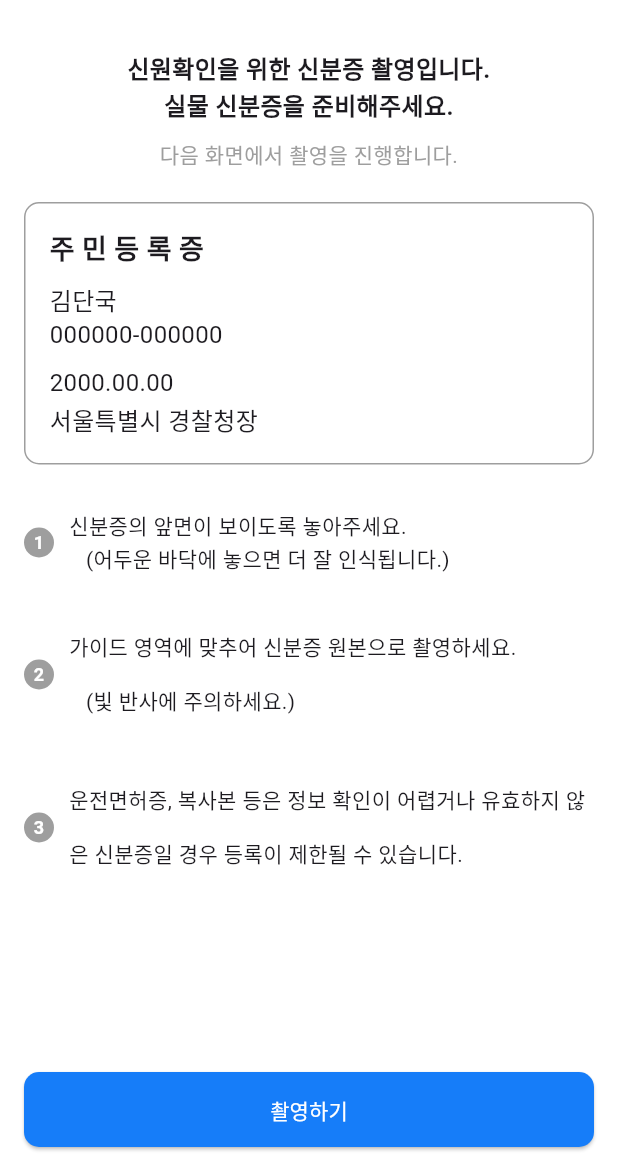
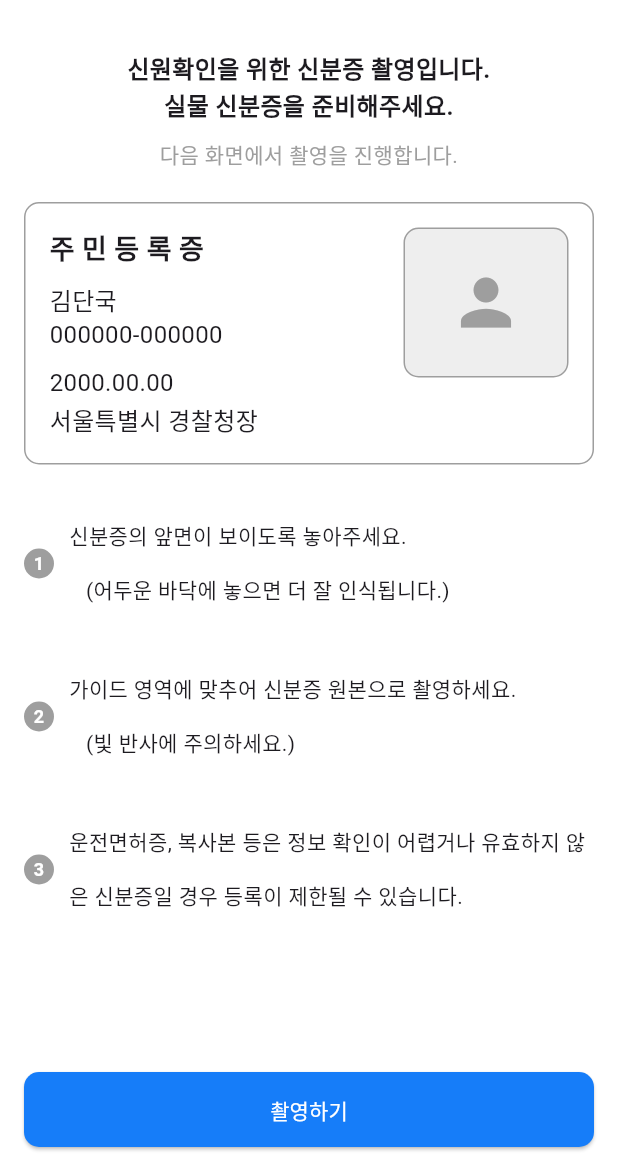
Before and after one commit to 9oormthonDKU/Frontend, a Flutter app: the IdentityVerificationView screen opened directly, on a phone screen of 412 x 824 dp, the part 65-1236 px from its top. Run offline on Flutter 3.47's test engine with Material 3 defaults, Android fonts, the phone set to English and light mode, and no system bars; our stand-ins replace image_picker, table_calendar; accounts and stored records are empty.

Commit message:
chore: 디자인 수정
chore: 디자인 블록 간격 수정

```diff
--- a/goormthonfe/lib/views/identity_verification_view.dart
+++ b/goormthonfe/lib/views/identity_verification_view.dart
@@ -85,26 +85,48 @@ class _IdentityVerificationViewState extends State<IdentityVerificationView> {
                 borderRadius: BorderRadius.circular(10),
                 border: Border.all(color: Colors.black38),
               ),
+              child: Row(
+                crossAxisAlignment: CrossAxisAlignment.start,
+                children: [
+                  Expanded(
+                    flex: 2,
                     child: Column(
                       crossAxisAlignment: CrossAxisAlignment.start,
                       children: const [
                         Text(
                           '주 민 등 록 증',
-                    style: TextStyle(fontSize: 18, fontWeight: FontWeight.bold, height: 1.5), // 행간을 넓게 설정
+                          style: TextStyle(fontSize: 18, fontWeight: FontWeight.bold, height: 1.5),
                         ),
                         SizedBox(height: 8),
                         Text(
                           '김단국\n000000-000000',
-                    style: TextStyle(fontSize: 16, height: 1.5), // 행간을 넓게 설정
+                          style: TextStyle(fontSize: 16, height: 1.5),
                         ),
                         SizedBox(height: 8),
                         Text(
                           '2000.00.00',
-                    style: TextStyle(fontSize: 16, height: 1.5), // 행간을 넓게 설정
+                          style: TextStyle(fontSize: 16, height: 1.5),
                         ),
                         Text(
                           '서울특별시 경찰청장',
-                    style: TextStyle(fontSize: 16, height: 1.5), // 행간을 넓게 설정
+                          style: TextStyle(fontSize: 16, height: 1.5),
+                        ),
+                      ],
+                    ),
+                  ),
+                  const SizedBox(width: 16),
+                  Expanded(
+                    flex: 1,
+                    child: Container(
+                      height: 100,
+                      width: 100,
+                      decoration: BoxDecoration(
+                        borderRadius: BorderRadius.circular(10),
+                        border: Border.all(color: Colors.grey),
+                        color: Colors.grey[200], // Placeholder background color
+                      ),
+                      child: const Icon(Icons.person, size: 50, color: Colors.grey),
+                    ),
                   ),
                 ],
               ),
@@ -118,7 +140,7 @@ class _IdentityVerificationViewState extends State<IdentityVerificationView> {
                 const Expanded(
                   child: Text(
                     '신분증의 앞면이 보이도록 놓아주세요.\n   (어두운 바닥에 놓으면 더 잘 인식됩니다.)',
-                    style: TextStyle(fontSize: 14, height: 1.5), // 행간을 넓게 설정
+                    style: TextStyle(fontSize: 14, height: 2.5), // 행간을 넓게 설정
                   ),
                 ),
               ],
```
Lines whose indentation alone changed are shown as unchanged.
